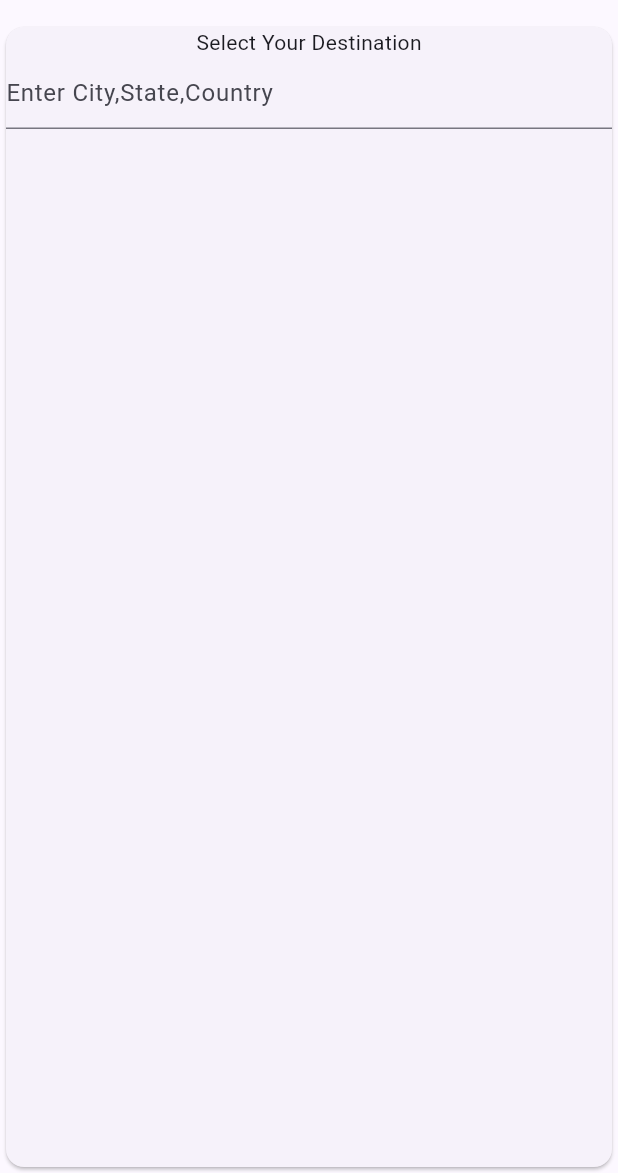
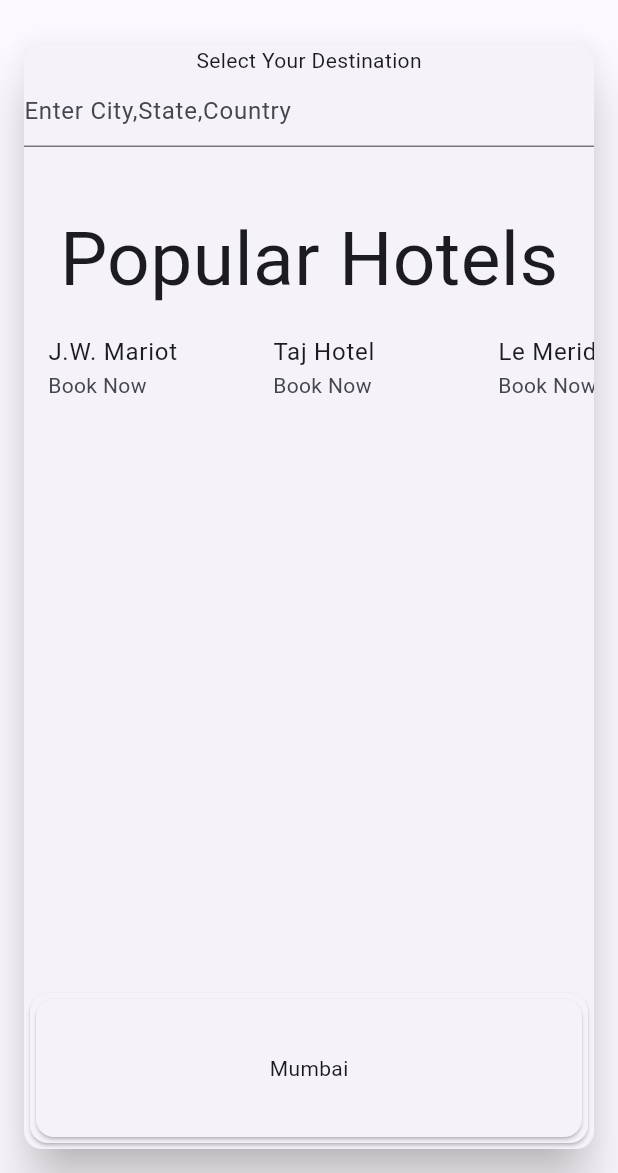
Before and after one commit to DevrajJain04/InnstantBook, a Flutter app: the MainView screen opened by its route, on a phone screen of 412 x 824 dp, the part 63-1236 px from its top. Run offline on Flutter 3.47's test engine with Material 2 defaults, Android fonts, the phone set to English and light mode, and no system bars; our stand-ins replace firebase_auth, firebase_core; accounts and stored records are empty.

```diff
--- /dev/null
+++ b/lib/views/hotel_view.dart
@@ -0,0 +1,22 @@
+import 'package:flutter/material.dart';
+
+class HotelDesc extends StatelessWidget {
+  final item;
+  HotelDesc({required this.item});
+
+  @override
+  Widget build(BuildContext context) {
+    return Scaffold(
+      appBar: AppBar(
+        title: Text(item),
+      ),
+      body: Container(
+        child: Column(
+          children: [
+
+          ],
+        ),
+      ),
+    );
+  }
+}
--- a/lib/views/main_view.dart
+++ b/lib/views/main_view.dart
@@ -3,15 +3,36 @@ import 'package:flutter/material.dart';
 import 'package:innstantbook/constants/enums.dart';
 import 'package:innstantbook/constants/routes.dart';
 import 'package:innstantbook/main.dart';
+import 'package:innstantbook/views/hotel_view.dart';
 
 class MainView extends StatefulWidget {
   const MainView({super.key});
 
   @override
-  State<MainView> createState() => _MainViewState();
+  State<MainView> createState() => MainViewState();
 }
 
-class _MainViewState extends State<MainView> {
+class MainViewState extends State<MainView> {
+  late final destController = TextEditingController();
+  late var destination = destController.text;
+  late var hotelName;
+
+  List hotelNames = [
+    'J.W. Mariot',
+    'Taj Hotel',
+    'Le Meridian',
+    'Westin',
+    'Deltin',
+  ];
+  List places = [
+    'Mumbai',
+    'Delhi',
+    'Ahmedabad',
+    'Pune',
+    'Bangalore',
+    'Chennai'
+  ];
+
   @override
   Widget build(BuildContext context) {
     return Scaffold(
@@ -44,14 +65,71 @@ class _MainViewState extends State<MainView> {
         ],
       ),
       body: Card(
+        margin: EdgeInsets.all(16),
+        elevation: 15,
         child: Column(
-          mainAxisAlignment: MainAxisAlignment.start,
           children: [
             Text("Select Your Destination"),
             TextField(
+              controller: destController,
               decoration: InputDecoration(hintText: "Enter City,State,Country"),
-              onTap: () {},
-            )
+              onChanged: (value) {
+                setState(() {
+                  destination = value;
+                });
+              },
+            ),
+            SizedBox(
+              height: 10,
+            ),
+            Text(
+              destination,
+              style: TextStyle(fontSize: 20),
+            ),
+            SizedBox(
+              child: Text(
+                'Popular Hotels',
+                style: TextStyle(fontSize: 50),
+              ),
+            ),
+            Flexible(
+              child: ListView.builder(
+                shrinkWrap: true,
+                scrollDirection: Axis.horizontal,
+                itemCount: hotelNames.length,
+                itemBuilder: (context, index) {
+                  hotelName = hotelNames[index];
+                  return SizedBox(
+                    height: 10,
+                    width: 150,
+                    child: ListTile(
+                      title: Text(hotelName),
+                      subtitle: Text('Book Now'),
+                      onTap: () {
+                        hotelName = hotelNames[index];
+                        Navigator.of(context).push(MaterialPageRoute(
+                            builder: (context) => HotelDesc(item: hotelName)));
+                      },
+                    ),
+                  );
+                },
+              ),
+            ),
+            SizedBox(
+              height: 300,
+            ),
+            Card(
+                child: Container(
+              height: 100,
+              child: PageView.builder(
+                itemCount: places.length,
+                itemBuilder: (context, index) {
+                  return Card(
+                    child: Center(child: Text(places[index])),
+                  );
+                },
+              ),
+            ))
           ],
         ),
       ),
```
